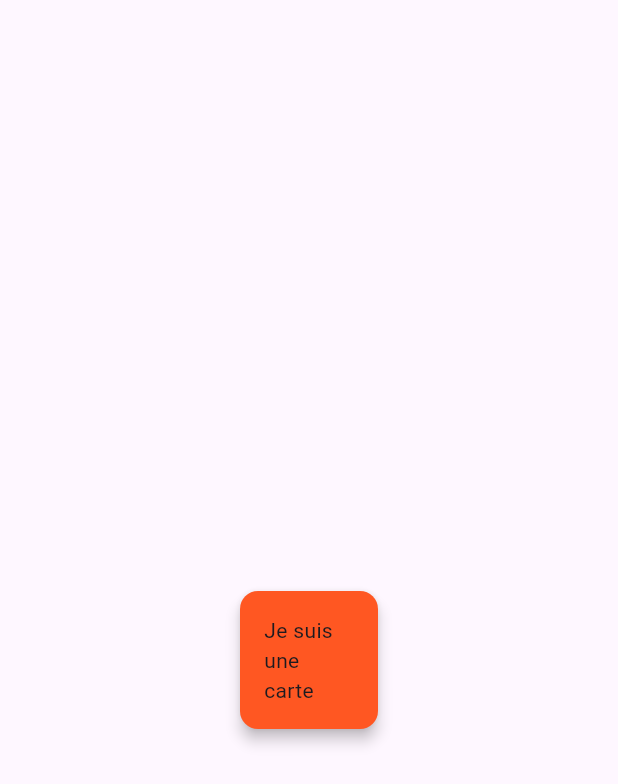
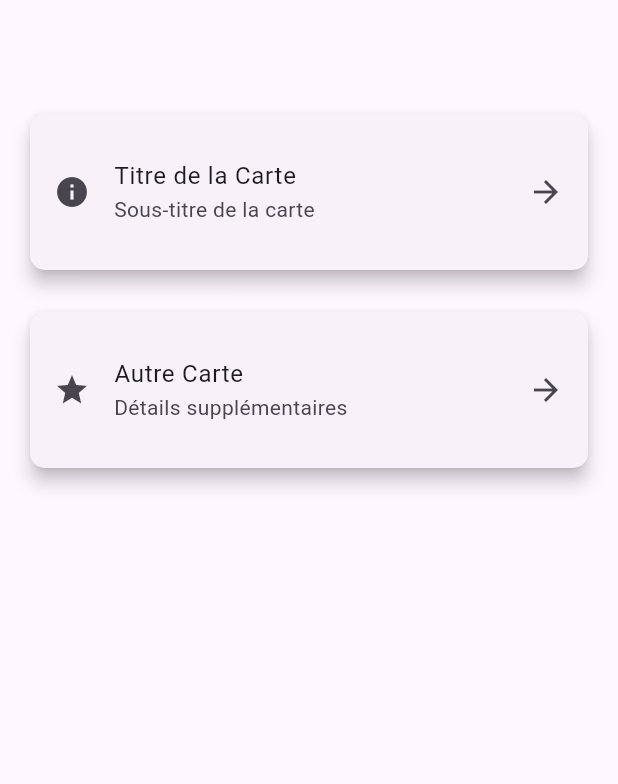
Before and after one commit to LINDEX171/skills, a Flutter app: the screen it shows after launch, on a phone screen of 412 x 824 dp. Shown: the top 784 px of the screen. Run offline on Flutter 3.47's test engine with Material 3 defaults, Android fonts, the phone set to English and light mode, and no system bars; our stand-ins replace smooth_page_indicator.

Commit message:
advanced card widget

```diff
--- a/lib/card_page.dart
+++ b/lib/card_page.dart
@@ -8,20 +8,45 @@ class CardPage extends StatelessWidget {
   Widget build(BuildContext context) {
     return Scaffold(
       appBar: AppBar(),
-      body: Center(
-        child: Container(
-          height: 100,
-          width: 100,
-          child: Card(
-            color: Colors.deepOrange,
-            elevation: 4,
-            child: Padding(
-              padding: EdgeInsets.all(16),
-              child: Text("Je suis une carte"),
+      body: ListView(
+        padding: EdgeInsets.all(16),
+        children: <Widget>[
+          Card(
+            elevation: 5, // Ombre de la carte
+            shape: RoundedRectangleBorder( // Forme arrondie
+              borderRadius: BorderRadius.circular(10),
+            ),
+            child: ListTile(
+              contentPadding: EdgeInsets.all(16),
+              leading: Icon(Icons.info),
+              title: Text('Titre de la Carte'),
+              subtitle: Text('Sous-titre de la carte'),
+              trailing: Icon(Icons.arrow_forward),
+              onTap: () {
+                // Action lorsqu'on appuie sur la carte
+                print('Card tapped!');
+              },
             ),
           ),
-        ),
+          SizedBox(height: 20),
+          Card(
+            elevation: 5,
+            shape: RoundedRectangleBorder(
+              borderRadius: BorderRadius.circular(10),
+            ),
+            child: ListTile(
+              contentPadding: EdgeInsets.all(16),
+              leading: Icon(Icons.star),
+              title: Text('Autre Carte'),
+              subtitle: Text('Détails supplémentaires'),
+              trailing: Icon(Icons.arrow_forward),
+              onTap: () {
+                print('Autre card tapped!');
+              },
+            ),
+          ),
+        ],
       ),
-    );
+      );
   }
 }
```
